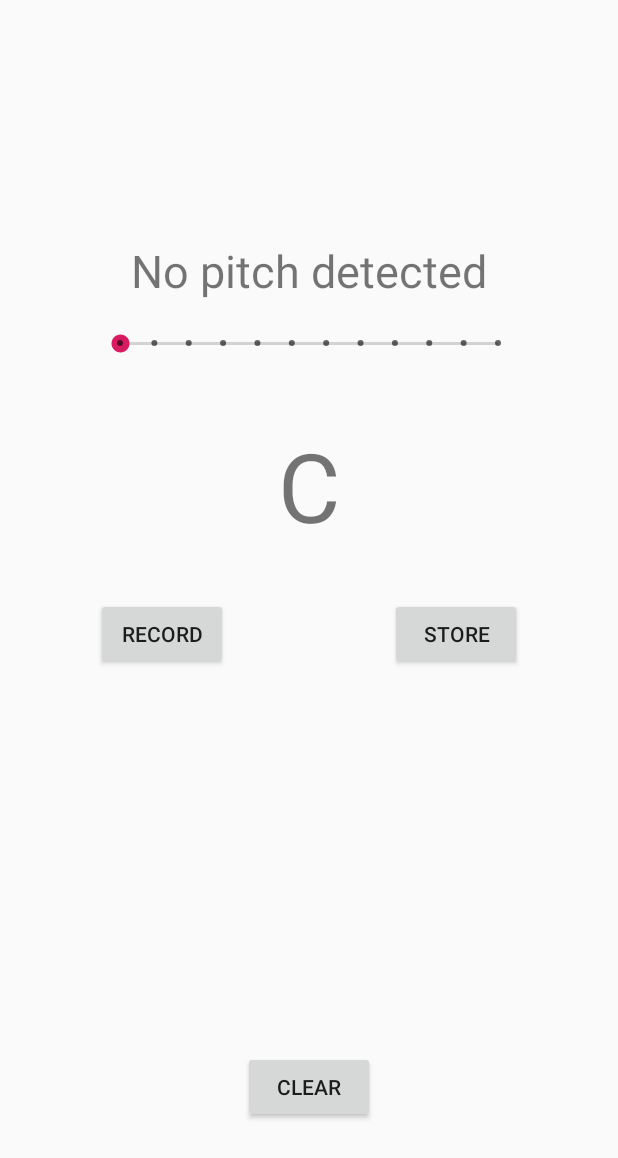
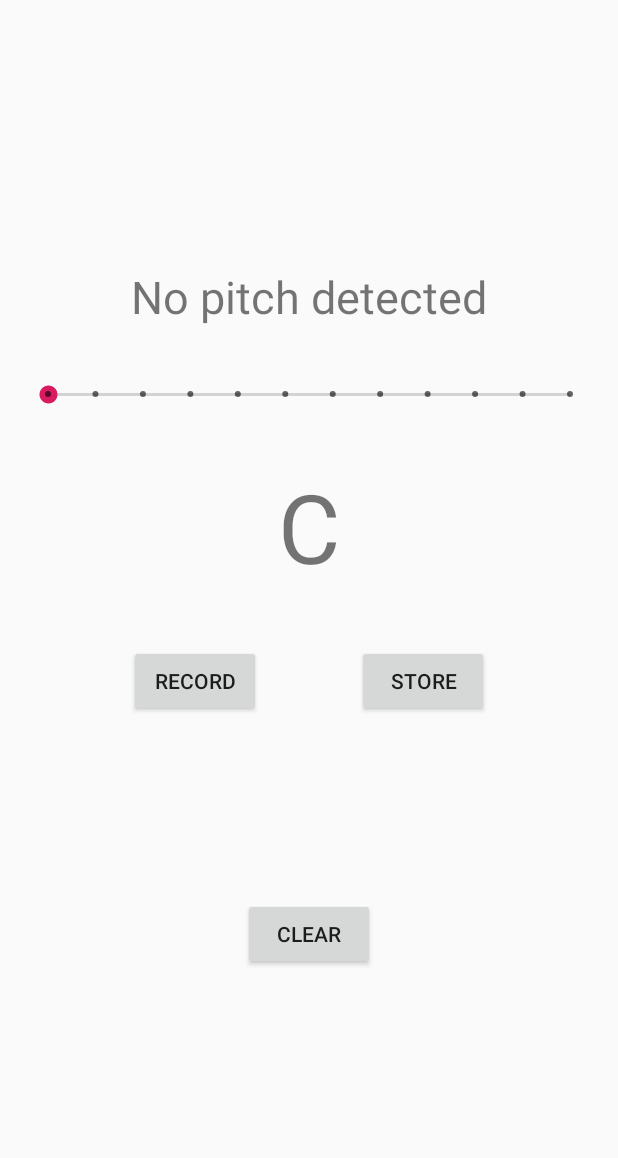
Before and after one commit to cs-4518/fp, an Android app: the screen it shows after launch (MainActivity), on a phone screen of 412 x 824 dp. Shown: the top 1158 px of the screen. Run offline under Robolectric (Android 15) with nearby library versions, the phone set to English and light mode, and no system bars; 2 statements that could not run were skipped.

Commit message:
Replace main layout with LinearLayout

```diff
--- a/app/src/main/java/android/example/cs4518fp/MainActivity.java
+++ b/app/src/main/java/android/example/cs4518fp/MainActivity.java
@@ -23,16 +23,15 @@ import be.tarsos.dsp.pitch.PitchDetectionResult;
 import be.tarsos.dsp.pitch.PitchProcessor;
 
 public class MainActivity extends AppCompatActivity {
+    private static final int NUM_PITCHES = 12;
+
     private String storage1 = "";
     private String storage2 = "";
     private String storage3 = "";
 
-
     private TextView mPitchText;
     private TextView mNoteText;
-    //private TextView mStorageText1;
-    private TextView mStorageText2;
-    //private TextView mStorageText3;
+    private TextView mStorageText;
     private SeekBar mPitchSeekBar;
     private Pitch[] pitches;
 
@@ -52,12 +51,11 @@ public class MainActivity extends AppCompatActivity {
 
         mPitchText = findViewById(R.id.pitchText);
         mNoteText = findViewById(R.id.noteText);
-        //mStorageText1 = findViewById(R.id.storageText1);
-        mStorageText2 = findViewById(R.id.storageText2);
-        //mStorageText3 = findViewById(R.id.storageText3);
+        mStorageText = findViewById(R.id.storageText);
         mPitchSeekBar = findViewById(R.id.pitchSeekBar);
 
         mPitchSeekBar.setOnSeekBarChangeListener(seekBarChangeListener);
+        mPitchSeekBar.setMax(NUM_PITCHES - 1);
 
         PitchDetectionHandler pdh = new PitchDetectionHandler() {
             @Override
@@ -98,7 +96,7 @@ public class MainActivity extends AppCompatActivity {
     }
 
     private void createPitches() {
-        pitches = new Pitch[12];
+        pitches = new Pitch[NUM_PITCHES];
 
         //pitches[0] = new Pitch("B#/C", 16.35f);
         pitches[0] = new Pitch("C", 16.35f);
@@ -142,19 +140,24 @@ public class MainActivity extends AppCompatActivity {
     public void store(View view) {
         if(storage1.equals("")) {
             storage1 = pitches[mPitchSeekBar.getProgress()].getNote();
-            mStorageText2.setText(storage1);
+            mStorageText.setText(storage1);
         } else if (storage2.equals("")) {
             storage2 = pitches[mPitchSeekBar.getProgress()].getNote();
-            mStorageText2.setText(String.format("%s | %s", storage1, storage2));
+            mStorageText.setText(String.format("%s | %s", storage1, storage2));
         } else  if (storage3.equals("")){
             storage3 = pitches[mPitchSeekBar.getProgress()].getNote();
-            mStorageText2.setText(String.format("%s | %s | %s", storage1, storage2, storage3));
+            mStorageText.setText(String.format("%s | %s | %s", storage1, storage2, storage3));
         } else {
             storage3 = storage2;
             storage2 = storage1;
             storage1 = pitches[mPitchSeekBar.getProgress()].getNote();
-            mStorageText2.setText(String.format("%s | %s | %s", storage1, storage2, storage3));
+            mStorageText.setText(String.format("%s | %s | %s", storage1, storage2, storage3));
         }
+    }
+
+    public void clear(View view) {
+        storage1 = storage2 = storage3 = "";
+        mStorageText.setText("");
     }
 
     private class Pitch {
--- a/app/src/main/res/layout/activity_main.xml
+++ b/app/src/main/res/layout/activity_main.xml
@@ -1,110 +1,77 @@
 <?xml version="1.0" encoding="utf-8"?>
-<android.support.constraint.ConstraintLayout xmlns:android="http://schemas.android.com/apk/res/android"
-    xmlns:app="http://schemas.android.com/apk/res-auto"
+
+
+<LinearLayout xmlns:android="http://schemas.android.com/apk/res/android"
     xmlns:tools="http://schemas.android.com/tools"
     android:layout_width="match_parent"
     android:layout_height="match_parent"
+    android:gravity="center"
+    android:orientation="vertical"
     tools:context=".MainActivity">
 
     <TextView
         android:id="@+id/pitchText"
         android:layout_width="wrap_content"
         android:layout_height="wrap_content"
-        android:layout_marginTop="160dp"
         android:text="@string/default_message"
-        android:textSize="30sp"
-        app:layout_constraintLeft_toLeftOf="parent"
-        app:layout_constraintRight_toRightOf="parent"
-        app:layout_constraintTop_toTopOf="parent" />
+        android:textSize="30sp" />
+
+    <SeekBar
+        android:id="@+id/pitchSeekBar"
+        style="@style/Widget.AppCompat.SeekBar.Discrete"
+        android:layout_width="match_parent"
+        android:layout_height="wrap_content"
+        android:max="11"
+        android:progress="0"
+        android:layout_marginTop="36dp"
+        android:layout_marginBottom="36dp"
+        android:layout_marginStart="16dp"
+        android:layout_marginEnd="16dp"/>
 
     <TextView
         android:id="@+id/noteText"
         android:layout_width="wrap_content"
         android:layout_height="wrap_content"
-        android:layout_marginTop="80dp"
         android:text="@string/default_note"
-        android:textSize="64sp"
-        app:layout_constraintEnd_toEndOf="parent"
-        app:layout_constraintStart_toStartOf="parent"
-        app:layout_constraintTop_toBottomOf="@+id/pitchText" />
+        android:textAlignment="center"
+        android:textSize="64sp" />
 
-    <SeekBar
-        android:id="@+id/pitchSeekBar"
-        style="@style/Widget.AppCompat.SeekBar.Discrete"
-        android:layout_width="0dp"
+    <LinearLayout
+        android:layout_width="match_parent"
         android:layout_height="wrap_content"
-        android:layout_marginStart="64dp"
-        android:layout_marginEnd="64dp"
-        android:layout_marginBottom="24dp"
-        android:max="11"
-        android:progress="0"
-        app:layout_constraintBottom_toTopOf="@+id/noteText"
-        app:layout_constraintEnd_toEndOf="parent"
-        app:layout_constraintStart_toStartOf="parent"
-        app:layout_constraintTop_toBottomOf="@+id/pitchText" />
+        android:gravity="center"
+        android:orientation="horizontal"
+        android:layout_marginTop="36dp"
+        android:layout_marginBottom="36dp">
 
         <Button
             android:id="@+id/recordButton"
             android:layout_width="wrap_content"
             android:layout_height="wrap_content"
-        android:layout_marginStart="64dp"
-        android:layout_marginTop="32dp"
             android:text="@string/record"
-        app:layout_constraintStart_toStartOf="parent"
-        app:layout_constraintTop_toBottomOf="@+id/noteText" />
+            android:layout_marginEnd="32dp"/>
 
         <Button
             android:id="@+id/storeButton"
             android:layout_width="wrap_content"
             android:layout_height="wrap_content"
-        android:layout_marginTop="32dp"
-        android:layout_marginEnd="64dp"
             android:onClick="store"
             android:text="@string/store"
-        app:layout_constraintEnd_toEndOf="parent"
-        app:layout_constraintTop_toBottomOf="@+id/noteText" />
+            android:layout_marginStart="32dp" />
+    </LinearLayout>
 
-    <!--TextView
-        android:id="@+id/storageText1"
+    <TextView
+        android:id="@+id/storageText"
         android:layout_width="wrap_content"
         android:layout_height="wrap_content"
-        android:layout_marginStart="100dp"
-        android:layout_marginBottom="50dp"
-        android:textSize="48sp"
-        app:layout_constraintBottom_toBottomOf="parent"
-        app:layout_constraintStart_toStartOf="parent"
-        app:layout_constraintTop_toBottomOf="@+id/recordButton" /-->
-
-    <TextView
-        android:id="@+id/storageText2"
-        android:layout_width="wrap_content"
-        android:layout_height="wrap_content"
-        android:layout_marginBottom="70dp"
         android:textSize="36sp"
-        app:layout_constraintBottom_toBottomOf="parent"
-        app:layout_constraintEnd_toEndOf="parent"
-        app:layout_constraintStart_toStartOf="parent"
-        app:layout_constraintTop_toBottomOf="@+id/recordButton" />
-
-    <!--TextView
-        android:id="@+id/storageText3"
-        android:layout_width="wrap_content"
-        android:layout_height="wrap_content"
-        android:layout_marginEnd="100dp"
-        android:layout_marginBottom="50dp"
-        android:textSize="48sp"
-        app:layout_constraintBottom_toBottomOf="parent"
-        app:layout_constraintEnd_toEndOf="parent"
-        app:layout_constraintTop_toBottomOf="@+id/storeButton" /-->
+        android:layout_marginBottom="36dp" />
 
     <Button
         android:id="@+id/clearButton"
         android:layout_width="wrap_content"
         android:layout_height="wrap_content"
         android:text="@string/clear"
-        app:layout_constraintBottom_toBottomOf="parent"
-        app:layout_constraintEnd_toEndOf="parent"
-        app:layout_constraintStart_toStartOf="parent"
-        app:layout_constraintTop_toBottomOf="@+id/storageText2" />
+        android:onClick="clear"/>
 
-</android.support.constraint.ConstraintLayout>
+</LinearLayout>
```
Also changed, not shown: 1 other file. Lines whose indentation alone changed are shown as unchanged.
